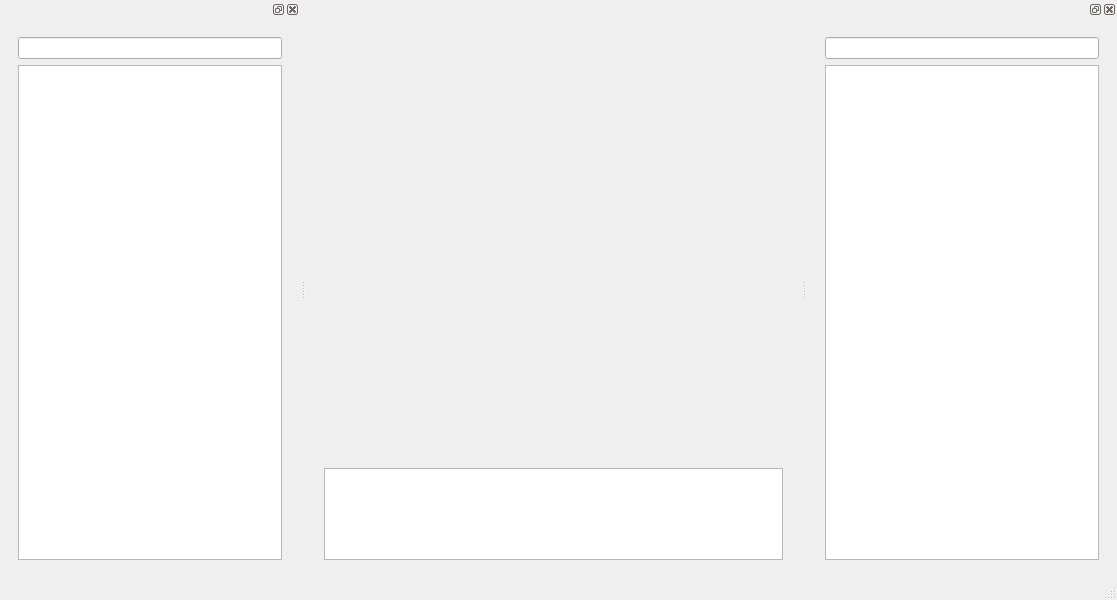
This is yaraeditor/ui/yaraeditor.ui in YoshiiShinoZaki/yara-editor as Qt 5 draws it before an edit. The edited form follows.
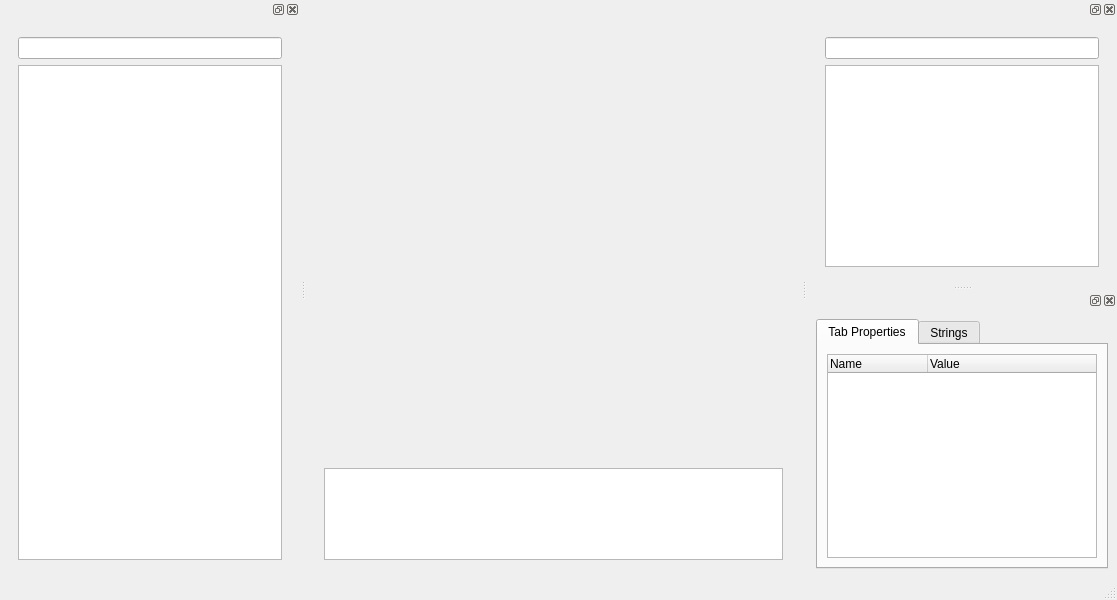
This is the edited form. Icons and pictures are not drawn.

Commit message: [add] Add Inspector, feature to analyze quickly the malware

```diff
--- a/yaraeditor/ui/yaraeditor.ui
+++ b/yaraeditor/ui/yaraeditor.ui
@@ -120,7 +120,7 @@
    <property name="minimumSize">
     <size>
      <width>310</width>
-     <height>175</height>
+     <height>231</height>
     </size>
    </property>
    <attribute name="dockWidgetArea">
@@ -166,6 +166,62 @@
     </layout>
    </widget>
   </widget>
+  <widget class="QDockWidget" name="dockWidgetInspector">
+   <attribute name="dockWidgetArea">
+    <number>2</number>
+   </attribute>
+   <widget class="QWidget" name="dockWidgetContents_4">
+    <layout class="QVBoxLayout" name="verticalLayout_6">
+     <item>
+      <widget class="QTabWidget" name="tabWidget">
+       <property name="currentIndex">
+        <number>0</number>
+       </property>
+       <widget class="QWidget" name="tab_properties">
+        <attribute name="title">
+         <string>Tab Properties</string>
+        </attribute>
+        <layout class="QVBoxLayout" name="verticalLayout_8">
+         <item>
+          <widget class="QTreeWidget" name="treeMalwareProperties">
+           <column>
+            <property name="text">
+             <string>Name</string>
+            </property>
+           </column>
+           <column>
+            <property name="text">
+             <string>Value</string>
+            </property>
+           </column>
+          </widget>
+         </item>
+        </layout>
+       </widget>
+       <widget class="QWidget" name="tab_strings">
+        <attribute name="title">
+         <string>Strings</string>
+        </attribute>
+        <layout class="QVBoxLayout" name="verticalLayout_7">
+         <item>
+          <widget class="QTreeWidget" name="treeMalwareStrings">
+           <property name="headerHidden">
+            <bool>true</bool>
+           </property>
+           <column>
+            <property name="text">
+             <string>Name</string>
+            </property>
+           </column>
+          </widget>
+         </item>
+        </layout>
+       </widget>
+      </widget>
+     </item>
+    </layout>
+   </widget>
+  </widget>
   <action name="actionNouveau">
    <property name="icon">
     <iconset>
```
Left out of the diff: 4 changed lines with no effect on the pictures. The commit also changes 2 other files.
